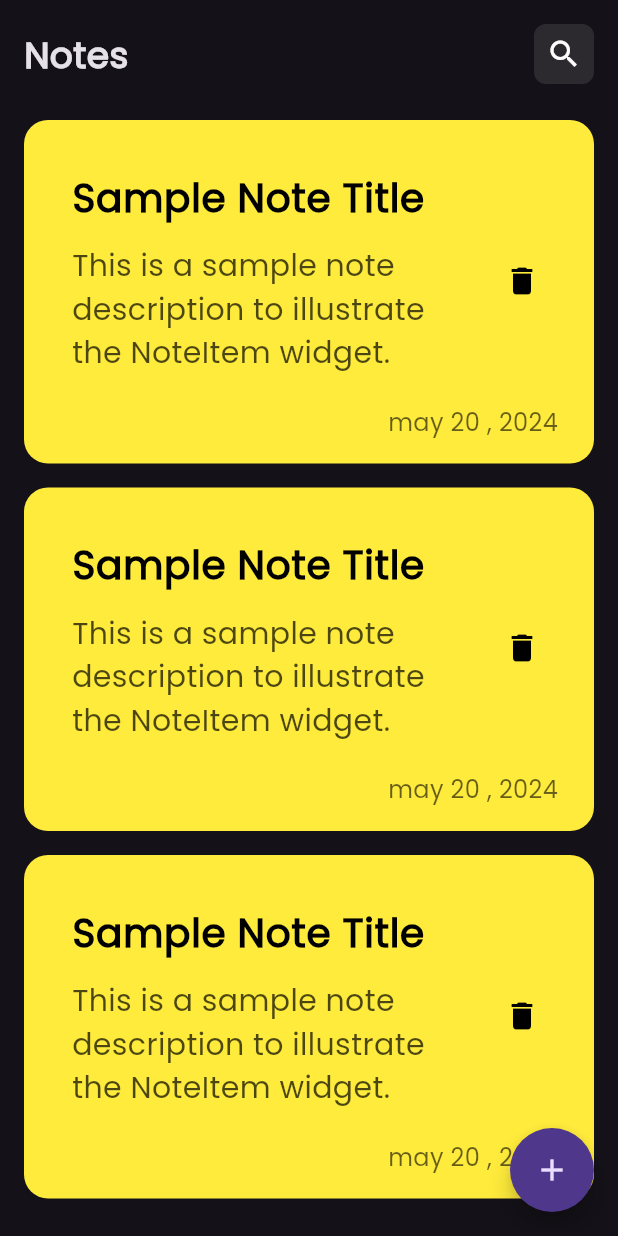
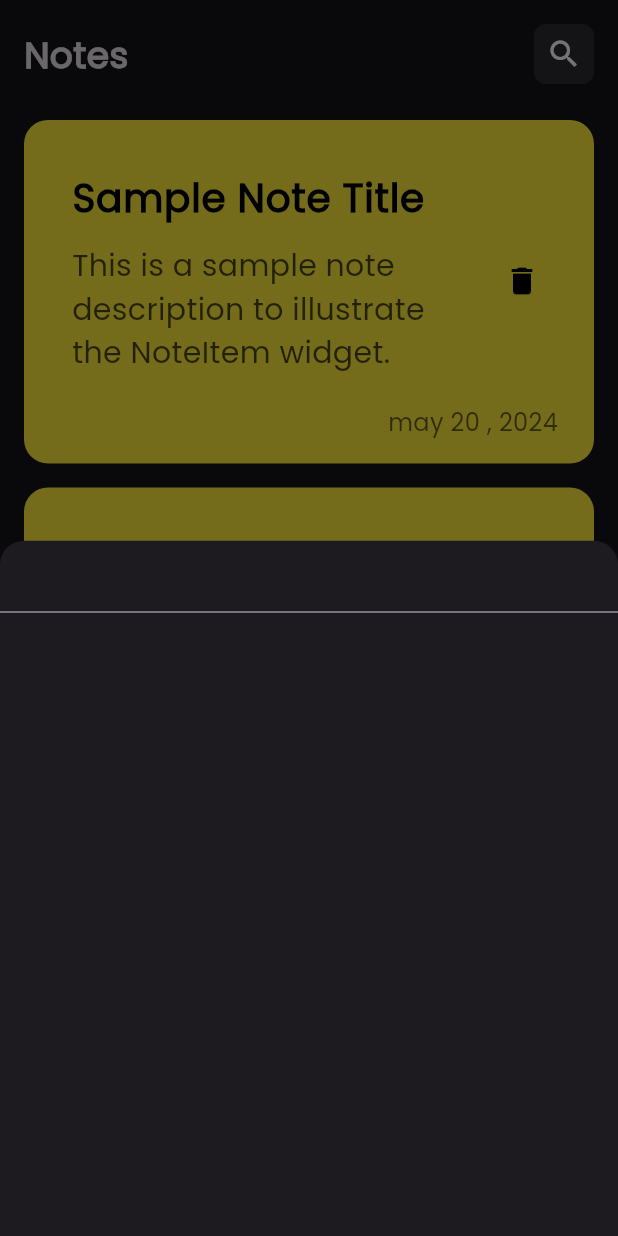
Before and after one commit to jamal-mousa/notes_app, a Flutter app: the screen it shows after launch, after a tap on the "add" icon, on a phone screen of 412 x 824 dp. Run offline on Flutter 3.47's test engine with Material 3 defaults, Android fonts, the phone set to English and light mode, and no system bars.

Commit message:
implement AddNotesBottomSheet and integrate with NotesView for note creation

```diff
--- a/lib/views/notes_view.dart
+++ b/lib/views/notes_view.dart
@@ -1,4 +1,5 @@
 import 'package:flutter/material.dart';
+import 'package:notes_app/widgets/add_notes_bottom_sheet.dart';
 import 'package:notes_app/widgets/notes_view_body.dart';
 
 class NotesView extends StatelessWidget {
@@ -10,7 +11,24 @@ class NotesView extends StatelessWidget {
     (
       floatingActionButton: FloatingActionButton
       (
-        onPressed: (){},
+        onPressed: ()
+        {
+          showModalBottomSheet
+          (
+            shape: RoundedRectangleBorder
+            (
+              borderRadius: BorderRadius.vertical
+              (
+                top: Radius.circular(16)
+              )
+            ),
+            context: context,
+            builder: (context)
+            {
+              return AddNotesBottomSheet();
+            }
+          );
+        },
         shape: CircleBorder(),
         child: Icon(Icons.add),
       ),
--- /dev/null
+++ b/lib/widgets/add_notes_bottom_sheet.dart
@@ -0,0 +1,17 @@
+import 'package:flutter/material.dart';
+import 'package:notes_app/widgets/custom_text_field.dart';
+
+class AddNotesBottomSheet extends StatelessWidget {
+  const AddNotesBottomSheet({super.key});
+
+  @override
+  Widget build(BuildContext context) {
+    return Column
+    (
+      children:
+      [
+        CustomTextField()
+      ],
+    );
+  }
+}
--- /dev/null
+++ b/lib/widgets/custom_text_field.dart
@@ -0,0 +1,10 @@
+import 'package:flutter/material.dart';
+
+class CustomTextField extends StatelessWidget {
+  const CustomTextField({super.key});
+
+  @override
+  Widget build(BuildContext context) {
+    return TextField();
+  }
+}
```
